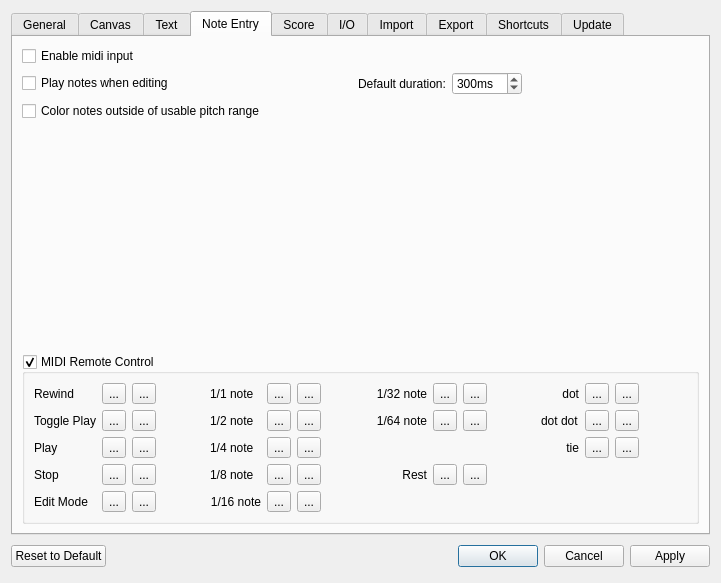
Old version of the form mscore/mscore/prefsdialog.ui in the repository musescore/musescore-old.
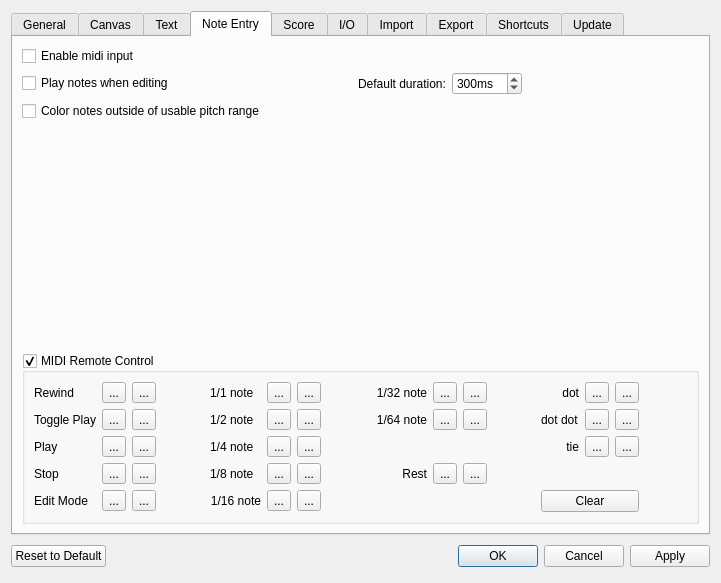
New version of the form. The open tabs and pages were chosen to show the change. Icons and pictures are not drawn. Custom widgets are drawn as their Qt base class.

The edit to the form file:
```diff
--- a/mscore/mscore/prefsdialog.ui
+++ b/mscore/mscore/prefsdialog.ui
@@ -1250,6 +1250,13 @@
             </property>
            </widget>
           </item>
+          <item row="4" column="12" colspan="3">
+           <widget class="QPushButton" name="midiRemoteControlClear">
+            <property name="text">
+             <string>Clear</string>
+            </property>
+           </widget>
+          </item>
          </layout>
         </widget>
        </item>
```
Left out of the diff: 2 changed lines with no effect on the pictures.
